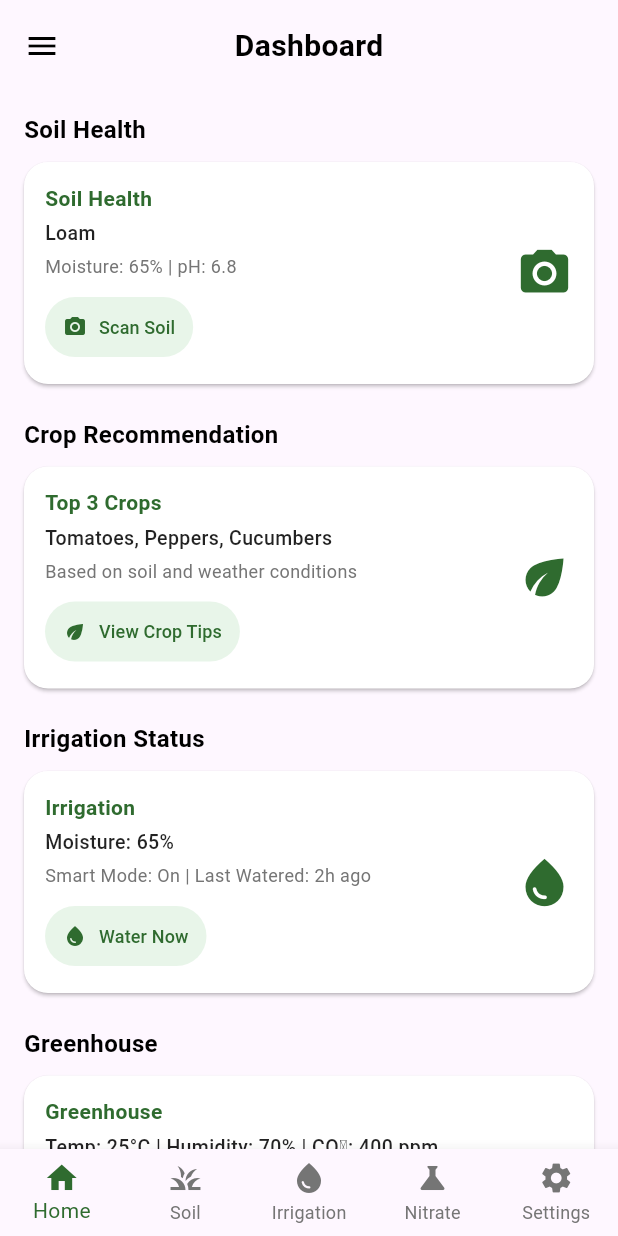
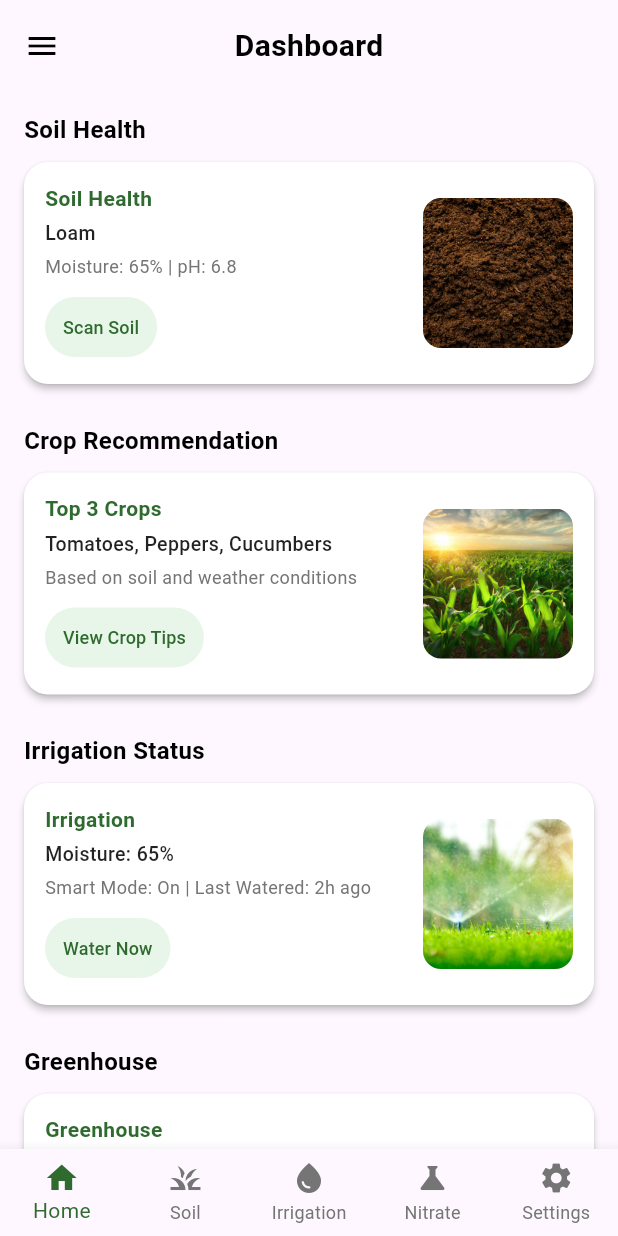
Before and after one commit to ChansaKashellMwenya/AgriSmart360, a Flutter app: the DashboardPage screen opened by its route, on a phone screen of 412 x 824 dp. Run offline on Flutter 3.47's test engine with Material 3 defaults, Android fonts, the phone set to English and light mode, and no system bars; our stand-ins replace geolocator, image_picker.

Commit message:
Add dashboard page changes

```diff
--- a/agri_sense_360/lib/pages/dashboard_page.dart
+++ b/agri_sense_360/lib/pages/dashboard_page.dart
@@ -85,7 +85,7 @@ class DashboardContent extends StatelessWidget {
               subtitle: "Loam",
               description: "Moisture: 65% | pH: 6.8",
               buttonText: "Scan Soil",
-              icon: Icons.camera_alt,
+              imagePath: 'lib/images/soil_image.jpg',
               color: primaryGreen,
             ),
 
@@ -95,7 +95,7 @@ class DashboardContent extends StatelessWidget {
               subtitle: "Tomatoes, Peppers, Cucumbers",
               description: "Based on soil and weather conditions",
               buttonText: "View Crop Tips",
-              icon: Icons.eco,
+              imagePath: 'lib/images/crops_image.jpg',
               color: primaryGreen,
             ),
 
@@ -105,7 +105,7 @@ class DashboardContent extends StatelessWidget {
               subtitle: "Moisture: 65%",
               description: "Smart Mode: On | Last Watered: 2h ago",
               buttonText: "Water Now",
-              icon: Icons.water_drop,
+              imagePath: 'lib/images/irrigation_image.jpg',
               color: primaryGreen,
             ),
 
@@ -115,7 +115,7 @@ class DashboardContent extends StatelessWidget {
               subtitle: "Temp: 25°C | Humidity: 70% | CO₂: 400 ppm",
               description: "Optimal: Temp(20-30°C), Humidity(60-80%), CO₂(300-500ppm)",
               buttonText: "View Details",
-              icon: Icons.thermostat,
+              imagePath: 'lib/images/greenhouse_image.jpg',
               color: primaryGreen,
             ),
 
@@ -125,7 +125,7 @@ class DashboardContent extends StatelessWidget {
               subtitle: "Status: Optimal",
               description: "",
               buttonText: "View Details",
-              icon: Icons.science,
+              imagePath: 'lib/images/nitrate_image.jpg',
               color: primaryGreen,
             ),
             const SizedBox(height: 8),
@@ -178,7 +178,7 @@ class SectionTitle extends StatelessWidget {
 
 class InfoCard extends StatelessWidget {
   final String title, subtitle, description, buttonText;
-  final IconData icon;
+  final String imagePath;
   final Color color;
 
   const InfoCard({
@@ -186,7 +186,7 @@ class InfoCard extends StatelessWidget {
     required this.subtitle,
     required this.description,
     required this.buttonText,
-    required this.icon,
+    required this.imagePath,
     required this.color,
     Key? key,
   }) : super(key: key);
@@ -194,9 +194,9 @@ class InfoCard extends StatelessWidget {
   @override
   Widget build(BuildContext context) {
     return Card(
-      margin: const EdgeInsets.only(bottom: 12),
+      margin: const EdgeInsets.only(bottom: 16),
       shape: RoundedRectangleBorder(borderRadius: BorderRadius.circular(16)),
-      elevation: 1,
+      elevation: 2,
       color: Colors.white,
       child: Padding(
         padding: const EdgeInsets.all(14.0),
@@ -210,13 +210,14 @@ class InfoCard extends StatelessWidget {
                       style: TextStyle(fontSize: 14, fontWeight: FontWeight.bold, color: color)),
                   const SizedBox(height: 4),
                   Text(subtitle,
-                      style: const TextStyle(fontSize: 13, fontWeight: FontWeight.w500, color: Colors.black87)),
+                      style: const TextStyle(
+                          fontSize: 13, fontWeight: FontWeight.w500, color: Colors.black87)),
                   if (description.isNotEmpty) ...[
                     const SizedBox(height: 4),
                     Text(description, style: TextStyle(fontSize: 12, color: Colors.grey[600])),
                   ],
                   const SizedBox(height: 8),
-                  ElevatedButton.icon(
+                  ElevatedButton(
                     style: ElevatedButton.styleFrom(
                       backgroundColor: Colors.green[50],
                       elevation: 0,
@@ -224,14 +225,21 @@ class InfoCard extends StatelessWidget {
                       padding: const EdgeInsets.symmetric(horizontal: 12, vertical: 6),
                     ),
                     onPressed: () {},
-                    icon: Icon(icon, size: 16, color: color),
-                    label: Text(buttonText, style: TextStyle(fontSize: 12, color: color)),
+                    child: Text(buttonText, style: TextStyle(fontSize: 12, color: color)),
                   ),
                 ],
               ),
             ),
-            const SizedBox(width: 12),
-            Icon(icon, size: 38, color: color)
+            const SizedBox(width: 16),
+            ClipRRect(
+              borderRadius: BorderRadius.circular(12),
+              child: Image.asset(
+                imagePath,
+                height: 100,
+                width: 100,
+                fit: BoxFit.cover,
+              ),
+            ),
           ],
         ),
       ),
```
Also changed, not shown: agri_sense_360/lib/pages/onboarding_page.dart (+8 -7 lines), agri_sense_360/lib/pages/welcome_page.dart (+8 -2 lines), agri_sense_360/pubspec.yaml (+11 -68 lines), agri_sense_360/lib/images/crops_image.jpg (added), agri_sense_360/lib/images/data_insights_image.jpg (added), agri_sense_360/lib/images/farming_image.jpg (added), agri_sense_360/lib/images/greenhouse_image.jpg (added), agri_sense_360/lib/images/irrigation_image.jpg (added), agri_sense_360/lib/images/logo.png (added), agri_sense_360/lib/images/nitrate_image.jpg (added), agri_sense_360/lib/images/soil_image.jpg (added), 5 other files.
